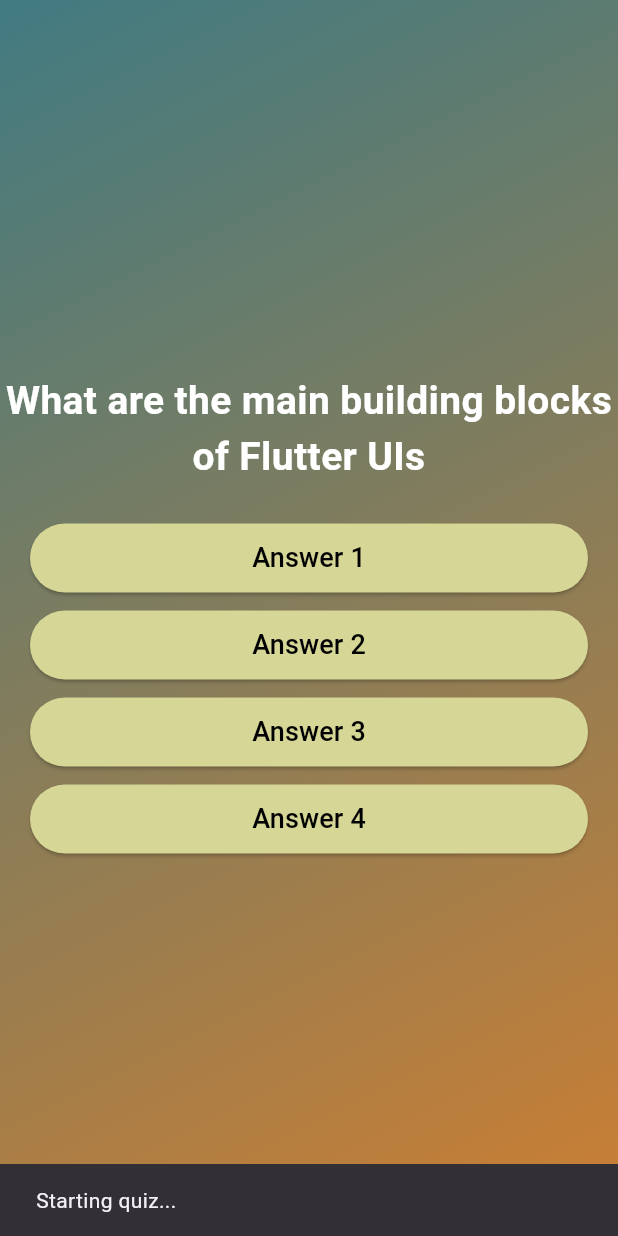
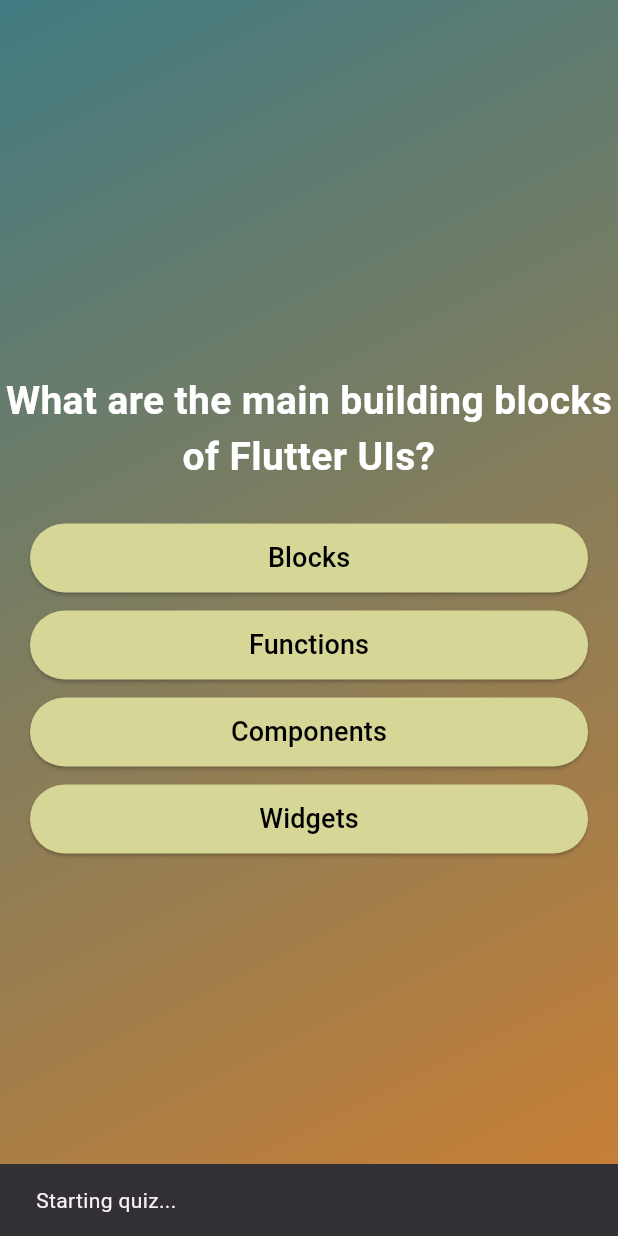
Before and after one commit to ivanjameslo/quiz_app, a Flutter app: the screen it shows after launch, after a tap on "Start Quiz", on a phone screen of 412 x 824 dp. Run offline on Flutter 3.47's test engine with Material 3 defaults, Android fonts, the phone set to English and light mode, and no system bars.

Commit message:
feat: add the question and answer

```diff
--- /dev/null
+++ b/lib/data/questions.dart
@@ -0,0 +1,28 @@
+import 'package:quiz_app/models/quiz_question.dart';
+
+const questions = [
+  QuizQuestion('What are the main building blocks of Flutter UIs?', [
+    'Widgets',
+    'Blocks',
+    'Components',
+    'Functions',
+  ]),
+  QuizQuestion('How are flutter UIs built?', [
+    'By combining widgets in code',
+    'By combining in a visual editor',
+    'By defining widgets in config files',
+    'By using XCode for iOS and Android Studio for Android',
+  ]),
+  QuizQuestion('What\'s the purpose of a Stateful Widget?', [
+    'Update UI as data changes',
+    'Update data as UI changes',
+    'Ignore data changes',
+    'Render UI that does not depend on data',
+  ]),
+  QuizQuestion('How should you update data inside of StatefulWidgets?', [
+    'By calling setState()',
+    'By calling updateData()',
+    'By calling updateUI()',
+    'By calling updateState()',
+  ]),
+];
--- /dev/null
+++ b/lib/models/quiz_question.dart
@@ -0,0 +1,15 @@
+// domain class
+// if it is a domain class, it works on the background and thus does not need to be extended
+class QuizQuestion {
+
+  final String question;
+  final List<String> answers;
+
+  const QuizQuestion(this.question, this.answers);
+
+  List<String> getShuffledAnswers() {
+    final shuffledList = List.of(answers);
+    shuffledList.shuffle();
+    return shuffledList;
+  }
+}
--- a/lib/screens/question_screen.dart
+++ b/lib/screens/question_screen.dart
@@ -1,16 +1,38 @@
 import 'package:flutter/material.dart';
 import 'package:quiz_app/widgets/answer_button.dart';
+import 'package:quiz_app/data/questions.dart';
 
-class QuestionScreen extends StatelessWidget {
+class QuestionScreen extends StatefulWidget {
+
+  const QuestionScreen({super.key});
+
+  @override
+  State<QuestionScreen> createState() => _QuestionScreenState();
+}
+
+class _QuestionScreenState extends State<QuestionScreen> {
+  var currentQuestionIndex = 0;
+
+  void answerQuestion() {
+    setState(() {
+      if (currentQuestionIndex < questions.length - 1) {
+        currentQuestionIndex++;
+      }
+    });
+  }
+
   @override
   Widget build(Object context) {
-    return const Center(
+
+    final currentQuestion = questions[currentQuestionIndex];
+
+    return Center(
       child: Column(
         mainAxisSize: MainAxisSize.min,
         crossAxisAlignment: CrossAxisAlignment.stretch,
         children: [
           Text(
-            'What are the main building blocks of Flutter UIs',
+            currentQuestion.question,
             style: TextStyle(
               color: Colors.white,
               fontSize: 26,
@@ -18,11 +40,10 @@ class QuestionScreen extends StatelessWidget {
             ),
             textAlign: TextAlign.center,
           ),
-          SizedBox(height: 20),
-          AnswerButton('Answer 1'),
-          AnswerButton('Answer 2'),
-          AnswerButton('Answer 3'),
-          AnswerButton('Answer 4'),
+          const SizedBox(height: 20),
+          ...currentQuestion.getShuffledAnswers().map((answer) {
+            return AnswerButton(answer, answerQuestion);
+          }),
         ],
       ),
     );
--- a/lib/widgets/answer_button.dart
+++ b/lib/widgets/answer_button.dart
@@ -1,16 +1,17 @@
 import 'package:flutter/material.dart';
 
 class AnswerButton extends StatelessWidget {
-  const AnswerButton(this.answer, {super.key});
+  const AnswerButton(this.answer, this.onTap, {super.key});
 
   final String answer;
+  final void Function() onTap;
 
   @override
   Widget build(BuildContext context) {
     return Padding(
       padding: const EdgeInsets.symmetric(horizontal: 20.0, vertical: 5.0),
       child: ElevatedButton(
-        onPressed: () {},
+        onPressed: onTap,
         style: ElevatedButton.styleFrom(
           backgroundColor: const Color.fromARGB(255, 214, 214, 151),
           foregroundColor: Colors.black,
```
